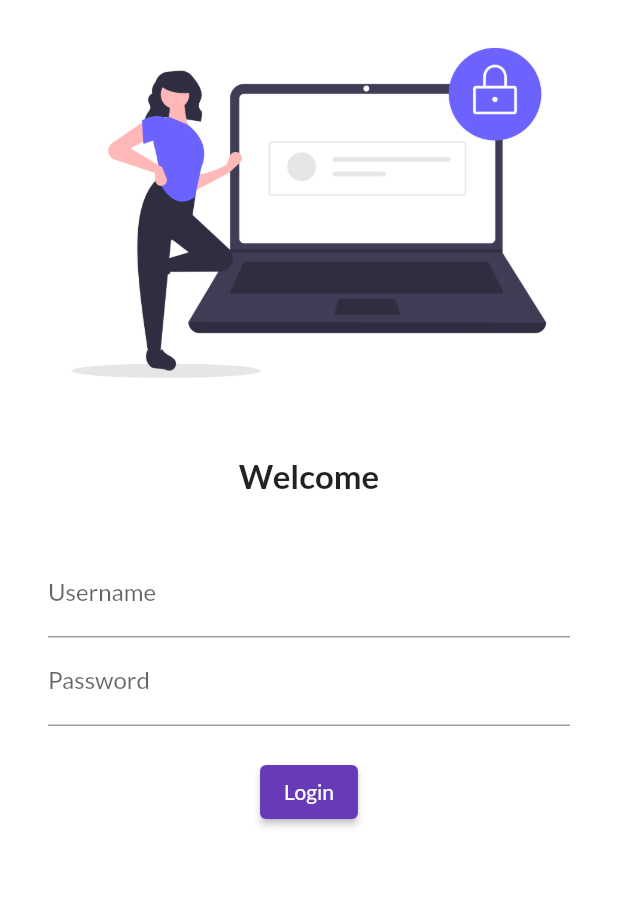
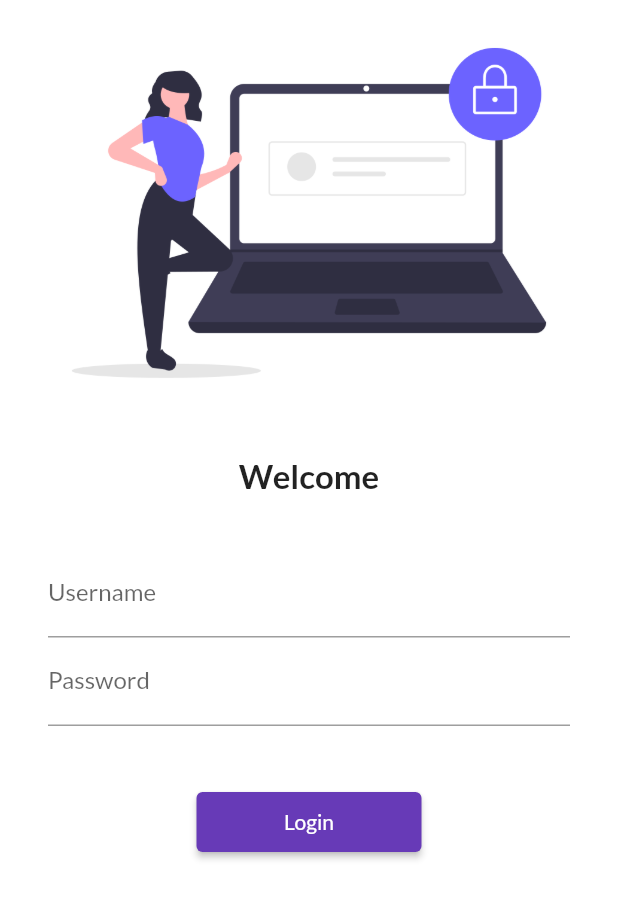
Before and after one commit to AyshChaudhary/test-flutter, a Flutter app: the screen it shows after launch, on a phone screen of 412 x 824 dp. Shown: the top 899 px of the screen. Run offline on Flutter 3.47's test engine with Material 2 defaults, Android fonts, the phone set to English and light mode, and no system bars; our stand-ins replace google_fonts.

Commit message:
login changes

```diff
--- a/flutter_application_1/lib/main.dart
+++ b/flutter_application_1/lib/main.dart
@@ -1,5 +1,6 @@
 import 'package:flutter/material.dart';
 import 'package:flutter_application_1/pages/loginPage.dart';
+import 'package:flutter_application_1/utils/Routes.dart';
 import 'package:google_fonts/google_fonts.dart';
 import 'pages/home_page.dart';
 
@@ -19,8 +20,8 @@ class MyApp extends StatelessWidget {
       initialRoute: '/',
       routes: {
         "/": (context) => LOGINPAGE(),
-        "/home": (context) => Homepage(),
-        "/login": (context) => LOGINPAGE()
+        MyRoutes.homeRoutes: (context) => Homepage(),
+        MyRoutes.loginRoutes: (context) => LOGINPAGE()
       },
     );
   }
--- a/flutter_application_1/lib/pages/loginPage.dart
+++ b/flutter_application_1/lib/pages/loginPage.dart
@@ -1,4 +1,5 @@
 import 'package:flutter/material.dart';
+import 'package:flutter_application_1/utils/Routes.dart';
 
 class LOGINPAGE extends StatelessWidget {
   const LOGINPAGE({Key? key}) : super(key: key);
@@ -42,13 +43,13 @@ class LOGINPAGE extends StatelessWidget {
                         hintText: "Enter Your Password", labelText: "Password"),
                   ),
                   SizedBox(
-                    height: 20.0,
+                    height: 40.0,
                   ),
                   ElevatedButton(
                     child: Text("Login"),
-                    style: TextButton.styleFrom(),
+                    style: TextButton.styleFrom(minimumSize: Size(150, 40)),
                     onPressed: () {
-                      print("Hey Ayush");
+                      Navigator.pushNamed(context, MyRoutes.homeRoutes);
                     },
                   ),
                 ],
--- /dev/null
+++ b/flutter_application_1/lib/utils/Routes.dart
@@ -0,0 +1,4 @@
+class MyRoutes {
+  static String loginRoutes = "/Home";
+  static String homeRoutes = "/login";
+}
```
